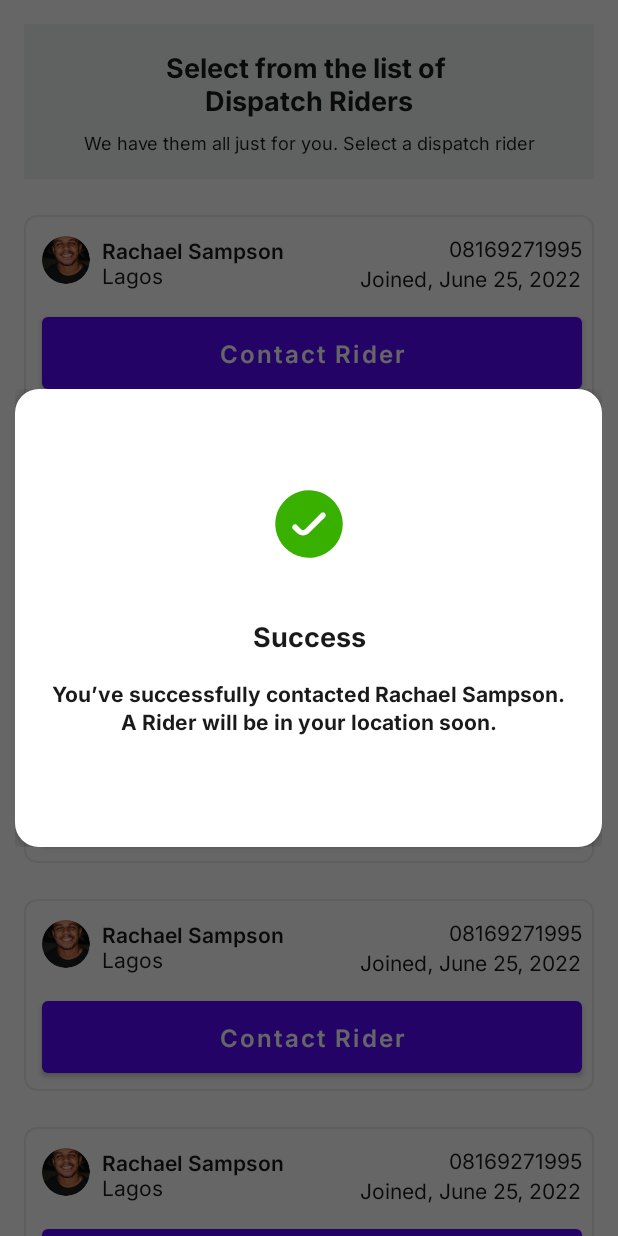
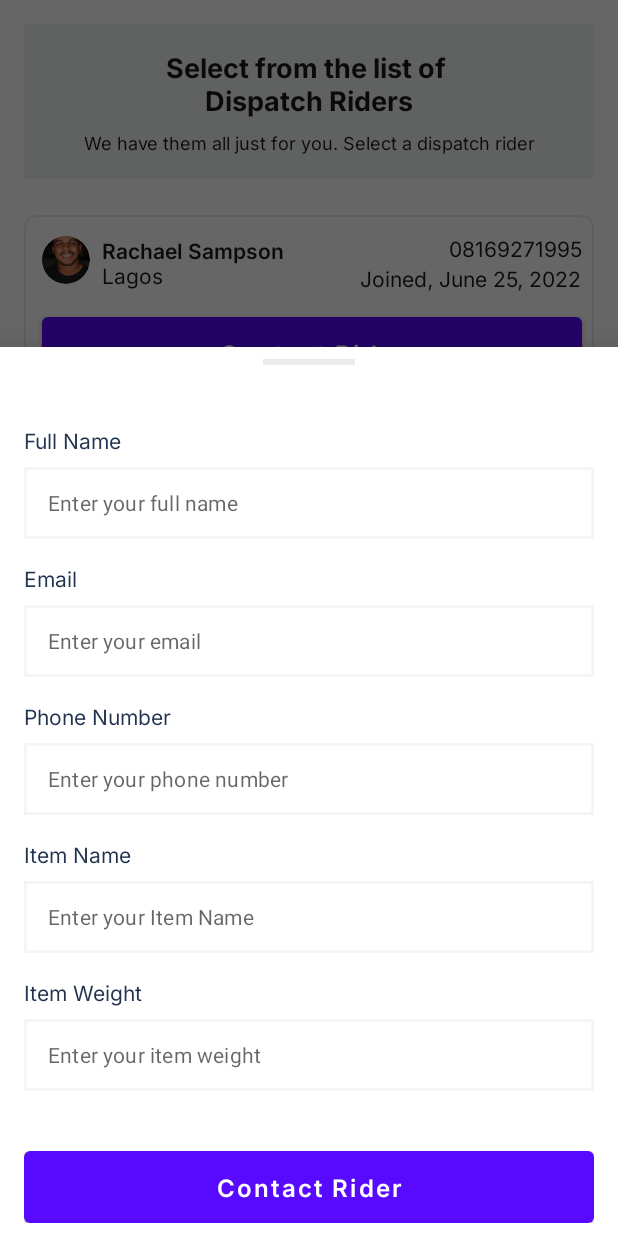
Before and after one commit to aliyura/dispatchbuddy-android, an Android app: the RidersListFragment screen opened through its navigation route, after a tap on "Contact Rider", on a phone screen of 412 x 824 dp. Run offline under Robolectric (Android 15) with nearby library versions, the light colour scheme and no system bars; our stand-ins replace CircleImageView, Dagger/Hilt's generated code; network calls fail; pictures from the network do not load.

Commit message:
built contact rider bottomsheet dialog

```diff
--- a/app/src/main/java/com/example/dispatchbuddy/common/preferences/PreferenceConstants.kt
+++ b/app/src/main/java/com/example/dispatchbuddy/common/preferences/PreferenceConstants.kt
@@ -3,6 +3,6 @@ package com.example.dispatchbuddy.common.preferences
 object PreferenceConstants {
     const val KEY_TOKEN = "token"
     const val USER_ID = "user_id"
-    const val USER_NAME = "user_name"
-    const val USER_DOB = "user_dob"
+    const val USER_PICK_UP = "user_pickup"
+    const val USER_DESTINATION = "user_destination"
 }
--- a/app/src/main/java/com/example/dispatchbuddy/common/preferences/Preferences.kt
+++ b/app/src/main/java/com/example/dispatchbuddy/common/preferences/Preferences.kt
@@ -10,8 +10,9 @@ interface Preferences {
     fun getUserId(): String
     fun deleteUserId()
     // save user riderDetails
-    fun saveUserName(name: String)
-    fun saveDateOfBirth(dob: String)
-    fun getUserName(): String
-    fun getDateOfBirth(): String
+    fun savePickUp(pickup: String)
+    fun saveDestination(destination: String)
+    // get user details
+    fun getPickUp(): String
+    fun getDestination(): String
 }
--- a/app/src/main/java/com/example/dispatchbuddy/presentation/ui/user_dashboard/RidersListFragment.kt
+++ b/app/src/main/java/com/example/dispatchbuddy/presentation/ui/user_dashboard/RidersListFragment.kt
@@ -2,23 +2,39 @@ package com.example.dispatchbuddy.presentation.ui.user_dashboard
 
 import android.app.Dialog
 import android.os.Bundle
+import android.util.Log
 import android.view.*
+import android.widget.ImageView
+import android.widget.TextView
+import android.widget.Toast
 import androidx.fragment.app.Fragment
 import androidx.navigation.fragment.findNavController
 import com.example.dispatchbuddy.R
+import com.example.dispatchbuddy.common.preferences.Preferences
 import com.example.dispatchbuddy.common.ridersList
+import com.example.dispatchbuddy.data.remote.dto.models.UserContactDetails
 import com.example.dispatchbuddy.databinding.FragmentRidersListBinding
 import com.example.dispatchbuddy.presentation.ui.user_dashboard.adapter.RiderListAdapter
+import com.google.android.material.bottomsheet.BottomSheetDialog
+import com.google.android.material.button.MaterialButton
+import com.google.android.material.textfield.TextInputEditText
+import dagger.hilt.android.AndroidEntryPoint
+import javax.inject.Inject
 
-class RidersListFragment : Fragment() {
+
+@AndroidEntryPoint
+class RidersListFragment : Fragment(){
     private var _binding: FragmentRidersListBinding? = null
     private val binding get() = _binding!!
-    lateinit var riderListAdapter: RiderListAdapter
+    private lateinit var riderListAdapter : RiderListAdapter
+    @Inject
+    lateinit var preferences: Preferences
+    private var riderNames: String? = null
 
     override fun onCreateView(
         inflater: LayoutInflater, container: ViewGroup?,
         savedInstanceState: Bundle?
-    ): View? {
+    ): View {
         // Inflate the layout for this fragment
         _binding = FragmentRidersListBinding.inflate(layoutInflater, container, false)
         return binding.root
@@ -26,17 +42,67 @@ class RidersListFragment : Fragment() {
 
     override fun onViewCreated(view: View, savedInstanceState: Bundle?) {
         super.onViewCreated(view, savedInstanceState)
+            initRecyclerView()
 
-        riderListAdapter = RiderListAdapter {
-            val action = RidersListFragmentDirections.actionRidersListFragmentToSuccessDialogFragment(it)
-            findNavController().navigate(action)
+    }
+    private fun initRecyclerView() {
+        riderListAdapter = RiderListAdapter { rider ->
+            riderNames = rider.name
+            showDialogBottomView()
         }
         binding.ridersListRv.adapter = riderListAdapter
         riderListAdapter.submitList(ridersList)
+    }
+    private fun showDialogBottomView(){
+        val dialog = BottomSheetDialog(requireContext())
+        val dialogView = View.inflate(context,R.layout.fragment_contact_user_bootom_sheet_dialog, null)
+        val name: TextInputEditText? = dialogView.findViewById(R.id.dialog_fullName_edt)
+        val email: TextInputEditText? = dialogView.findViewById(R.id.dialog_email_edt)
+        val phoneNumber: TextInputEditText? = dialogView.findViewById(R.id.dialog_phoneNumber_edt)
+        val itemName: TextInputEditText? = dialogView.findViewById(R.id.dialog_itemName_edt)
+        val itemWeight: TextInputEditText? = dialogView.findViewById(R.id.dialog_itemWeight_edt)
+        val contactRiderBtn: MaterialButton = dialogView.findViewById(R.id.dialog_contact_riders_button)
+        val closeBtn: View = dialogView.findViewById(R.id.close_btn)
+        dialog.setCancelable(true)
+        dialog.setCanceledOnTouchOutside(false)
+        dialog.setContentView(dialogView)
+        dialog.show()
+        contactRiderBtn.setOnClickListener() {
+            val userContactDetails = UserContactDetails(
+                name?.text.toString(),
+                email?.text.toString(),
+                phoneNumber?.text.toString(),
+                itemName?.text.toString(),
+                itemWeight?.text.toString(),
+                preferences.getPickUp(),
+                preferences.getDestination()
+                )
+            Log.d("userContactDetails", "userContactDetails: $userContactDetails")
+            successDialog(riderName = riderNames)
+            dialog.dismiss()
+        }
+        closeBtn.setOnClickListener { dialog.dismiss() }
+    }
+    private fun successDialog(riderName: String?){
+        val dialog = Dialog(requireContext())
+        val dialogSuccessView = View.inflate(context,R.layout.custom_successful_dialog_layout, null)
+        val lWindowParams = WindowManager.LayoutParams()
+        lWindowParams.width = WindowManager.LayoutParams.MATCH_PARENT
+        lWindowParams.height = WindowManager.LayoutParams.WRAP_CONTENT
+        dialog.show()
+        dialog.window?.attributes = lWindowParams
+        dialog.setCancelable(true)
+        dialog.setCanceledOnTouchOutside(false)
+        dialog.setContentView(dialogSuccessView)
+        val message: TextView = dialogSuccessView.findViewById(R.id.success_message_tv)
+        val btnCloseDialog: ImageView = dialogSuccessView.findViewById(R.id.close_icon)
+        message.text = "You’ve successfully contacted $riderName. A Rider will be in your location soon."
+        btnCloseDialog.setOnClickListener { dialog.dismiss() }
     }
 
     override fun onDestroyView() {
         super.onDestroyView()
         _binding = null
     }
+
 }
--- a/app/src/main/java/com/example/dispatchbuddy/presentation/ui/user_dashboard/UserActivity.kt
+++ b/app/src/main/java/com/example/dispatchbuddy/presentation/ui/user_dashboard/UserActivity.kt
@@ -4,7 +4,9 @@ import androidx.appcompat.app.AppCompatActivity
 import android.os.Bundle
 import androidx.navigation.fragment.NavHostFragment
 import com.example.dispatchbuddy.R
+import dagger.hilt.android.AndroidEntryPoint
 
+@AndroidEntryPoint
 class UserActivity : AppCompatActivity() {
     override fun onCreate(savedInstanceState: Bundle?) {
         super.onCreate(savedInstanceState)
--- /dev/null
+++ b/app/src/main/res/layout/fragment_contact_user_bootom_sheet_dialog.xml
@@ -0,0 +1,184 @@
+<?xml version="1.0" encoding="utf-8"?>
+<LinearLayout xmlns:android="http://schemas.android.com/apk/res/android"
+    xmlns:app="http://schemas.android.com/apk/res-auto"
+    android:id="@+id/dialog_bottom_sheet"
+    android:layout_width="match_parent"
+    android:layout_height="wrap_content"
+    android:background="@drawable/bottom_sheet_bg"
+    android:orientation="vertical"
+    android:paddingBottom="40dp"
+    android:paddingHorizontal="@dimen/padding_16dp"
+    >
+    <View
+        android:id="@+id/close_btn"
+        android:layout_width="@dimen/height_61dp"
+        android:layout_height="@dimen/height_4dp"
+        android:layout_gravity="center"
+        android:layout_marginTop="@dimen/margin_8dp"
+        android:background="@color/dark_ash"
+        app:layout_constraintEnd_toEndOf="parent"
+        app:layout_constraintStart_toStartOf="parent"
+        app:layout_constraintTop_toTopOf="parent" />
+
+    <LinearLayout
+        android:layout_width="match_parent"
+        android:layout_height="wrap_content"
+        android:layout_marginTop="@dimen/margin_40dp"
+        android:orientation="vertical"
+        app:layout_constraintEnd_toEndOf="parent"
+        app:layout_constraintStart_toStartOf="parent"
+        app:layout_constraintTop_toBottomOf="@+id/close_btn">
+
+        <TextView
+            android:layout_width="wrap_content"
+            android:layout_height="wrap_content"
+            android:text="@string/full_name"
+            android:fontFamily="@font/inter"
+            android:textSize="@dimen/text_size_14sp"
+            android:textColor="@color/accent_color"
+            />
+        <com.google.android.material.textfield.TextInputLayout
+            android:id="@+id/dialog_fullName_layout"
+            style="@style/EditTextInputLayout"
+            android:layout_width="match_parent"
+            android:layout_height="wrap_content"
+            app:endIconMode="clear_text"
+            android:layout_marginTop="@dimen/margin_8dp"
+            app:hintTextColor="@color/hint_text_color"
+            >
+            <com.google.android.material.textfield.TextInputEditText
+                style="@style/EditTextInput"
+                android:id="@+id/dialog_fullName_edt"
+                android:layout_width="match_parent"
+                android:inputType="textCapWords"
+                android:layout_height="@dimen/height_48dp"
+                android:hint="@string/enter_your_full_name"
+                />
+        </com.google.android.material.textfield.TextInputLayout>
+        <TextView
+            android:layout_width="wrap_content"
+            android:layout_height="wrap_content"
+            android:text="@string/email"
+            android:layout_marginTop="@dimen/margin_16dp"
+            android:fontFamily="@font/inter"
+            android:textSize="@dimen/text_size_14sp"
+            android:textColor="@color/accent_color"
+            />
+        <com.google.android.material.textfield.TextInputLayout
+            style="@style/EditTextInputLayout"
+            android:id="@+id/dialog_email_layout"
+            android:layout_width="match_parent"
+            android:layout_height="wrap_content"
+            android:layout_marginTop="@dimen/margin_8dp"
+            android:drawablePadding="-15dp"
+            app:endIconMode="clear_text"
+            app:hintTextColor="@color/hint_text_color"
+            >
+            <com.google.android.material.textfield.TextInputEditText
+                style="@style/EditTextInput"
+                android:id="@+id/dialog_email_edt"
+                android:layout_width="match_parent"
+                android:layout_height="@dimen/height_48dp"
+                android:inputType="textEmailAddress"
+                android:hint="@string/enter_your_email"
+                />
+        </com.google.android.material.textfield.TextInputLayout>
+        <TextView
+            android:layout_width="wrap_content"
+            android:layout_height="wrap_content"
+            android:text="@string/phone_number"
+            android:layout_marginTop="@dimen/margin_16dp"
+            android:fontFamily="@font/inter"
+            android:textSize="@dimen/text_size_14sp"
+            android:textColor="@color/accent_color"
+            />
+        <com.google.android.material.textfield.TextInputLayout
+            style="@style/EditTextInputLayout"
+            android:id="@+id/dialog_phoneNumber_layout"
+            android:layout_width="match_parent"
+            android:layout_height="wrap_content"
+            app:endIconMode="clear_text"
+            android:layout_marginTop="@dimen/margin_8dp"
+            app:hintTextColor="@color/hint_text_color"
+            >
+            <com.google.android.material.textfield.TextInputEditText
+                style="@style/EditTextInput"
+                android:id="@+id/dialog_phoneNumber_edt"
+                android:layout_width="match_parent"
+                android:inputType="number"
+                android:layout_height="@dimen/height_48dp"
+                android:hint="@string/enter_your_phone_number"
+                />
+        </com.google.android.material.textfield.TextInputLayout>
+        <TextView
+            android:layout_width="wrap_content"
+            android:layout_height="wrap_content"
+            android:text="@string/Item_Name"
+            android:layout_marginTop="@dimen/margin_16dp"
+            android:fontFamily="@font/inter"
+            android:textSize="@dimen/text_size_14sp"
+            android:textColor="@color/accent_color"
+            />
+
+        <com.google.android.material.textfield.TextInputLayout
+            style="@style/EditTextInputLayout"
+            android:id="@+id/dialog_itemName_layout"
+            android:layout_width="match_parent"
+            android:layout_height="wrap_content"
+            app:endIconMode="clear_text"
+            android:layout_marginTop="@dimen/margin_8dp"
+            app:hintTextColor="@color/hint_text_color"
+            >
+            <com.google.android.material.textfield.TextInputEditText
+                style="@style/EditTextInput"
+                android:id="@+id/dialog_itemName_edt"
+                android:layout_width="match_parent"
+                android:layout_height="@dimen/height_48dp"
+                android:hint="@string/enter_your_item_name"
+                />
+        </com.google.android.material.textfield.TextInputLayout>
+        <TextView
+            android:layout_width="wrap_content"
+            android:layout_height="wrap_content"
+            android:text="@string/Item_weight"
+            android:layout_marginTop="@dimen/margin_16dp"
+            android:fontFamily="@font/inter"
+            android:textSize="@dimen/text_size_14sp"
+            android:textColor="@color/accent_color"
+            />
+
+        <com.google.android.material.textfield.TextInputLayout
+            style="@style/EditTextInputLayout"
+            android:id="@+id/dialog_itemWeight_layout"
+            android:layout_width="match_parent"
+            android:layout_height="wrap_content"
+            app:endIconMode="clear_text"
+            android:layout_marginTop="@dimen/margin_8dp"
+            app:hintTextColor="@color/hint_text_color"
+            >
+            <com.google.android.material.textfield.TextInputEditText
+                style="@style/EditTextInput"
+                android:id="@+id/dialog_itemWeight_edt"
+                android:layout_width="match_parent"
+                android:layout_height="@dimen/height_48dp"
+                android:hint="@string/enter_your_item_weight"
+                />
+        </com.google.android.material.textfield.TextInputLayout>
+        <com.google.android.material.button.MaterialButton
+            android:id="@+id/dialog_contact_riders_button"
+            android:layout_width="match_parent"
+            android:layout_height="wrap_content"
+            android:layout_marginTop="@dimen/margin_40dp"
+            android:background="@drawable/btn_bg"
+            android:enabled="true"
+            android:fontFamily="@font/inter_semibold"
+            android:gravity="center"
+            android:text="@string/contact_rider"
+            android:textAllCaps="false"
+            android:textColor="@color/white"
+            android:textSize="@dimen/text_size_16sp"
+            android:textStyle="bold"
+            app:backgroundTint="@null" />
+    </LinearLayout>
+
+</LinearLayout>
--- a/app/src/main/res/layout/fragment_location_bootom_sheet_dialog.xml
+++ b/app/src/main/res/layout/fragment_location_bootom_sheet_dialog.xml
@@ -12,7 +12,6 @@
     app:behavior_peekHeight="@dimen/peek_height_64dp"
     app:layout_behavior="com.google.android.material.bottomsheet.BottomSheetBehavior"
     >
-
     <View
         android:id="@+id/view"
         android:layout_width="@dimen/height_61dp"
--- a/app/src/main/res/values/dimens.xml
+++ b/app/src/main/res/values/dimens.xml
@@ -89,4 +89,6 @@
     <dimen name="padding_5dp">5dp</dimen>
     <dimen name="text_size_20sp">20sp</dimen>
     <dimen name="textSize_14sp">14sp</dimen>
+    <dimen name="margin_25dp">25dp</dimen>
+    <dimen name="margin_26dp">26dp</dimen>
 </resources>
--- a/app/src/main/res/values/strings.xml
+++ b/app/src/main/res/values/strings.xml
@@ -124,6 +124,11 @@
     <string name="are_you_sure_you_want_to_logout">Are you sure you want to log out?</string>
     <string name="yes">Yes</string>
     <string name="no">No</string>
+    <string name="phone">Phone</string>
+    <string name="Item_Name">Item Name</string>
+    <string name="enter_your_item_name">Enter your Item Name</string>
+    <string name="enter_your_item_weight">Enter your item weight</string>
+    <string name="Item_weight">Item Weight</string>
     <string-array name="Gender">
         <item>Male</item>
         <item>Female</item>
--- a/app/src/main/res/values/themes.xml
+++ b/app/src/main/res/values/themes.xml
@@ -44,7 +44,7 @@
     </style>
     <style name="EditTextInput">
         <item name="android:padding">@dimen/padding_12dp</item>
-        <item name="android:textSize">@dimen/text_size_12sp</item>
+        <item name="android:textSize">@dimen/text_size_14sp</item>
         <item name="android:singleLine">true</item>
         <item name="android:maxLines">1</item>
         <item name="android:background">@drawable/edit_text_background</item>
```
Also changed, not shown: app/src/main/java/com/example/dispatchbuddy/common/preferences/DispatchBuddyPreferences.kt (+10 -10 lines), app/src/main/java/com/example/dispatchbuddy/data/remote/dto/models/UserContactDetails.kt (added, +11 -0 lines), app/src/main/java/com/example/dispatchbuddy/data/remote/dto/models/riderRequestModel/RequestRiderContent.kt (added, +51 -0 lines), app/src/main/java/com/example/dispatchbuddy/data/remote/dto/models/riderRequestModel/RequestRiderPagableSort.kt (added, +13 -0 lines), app/src/main/java/com/example/dispatchbuddy/data/remote/dto/models/riderRequestModel/RequestRiderPageable.kt (added, +19 -0 lines), app/src/main/java/com/example/dispatchbuddy/data/remote/dto/models/riderRequestModel/RequestRiderResponse.kt (added, +29 -0 lines), app/src/main/java/com/example/dispatchbuddy/data/remote/network/DispatchBuddyAPI.kt (+7 -0 lines), app/src/main/java/com/example/dispatchbuddy/presentation/ui/user_dashboard/HomeFragment.kt (+23 -0 lines), app/src/main/java/com/example/dispatchbuddy/presentation/ui/user_dashboard/adapter/RiderListAdapter.kt (+3 -4 lines), app/src/main/res/layout/custom_successful_dialog_layout.xml (added, +74 -0 lines), app/src/main/res/drawable/close_icon.png (added).
